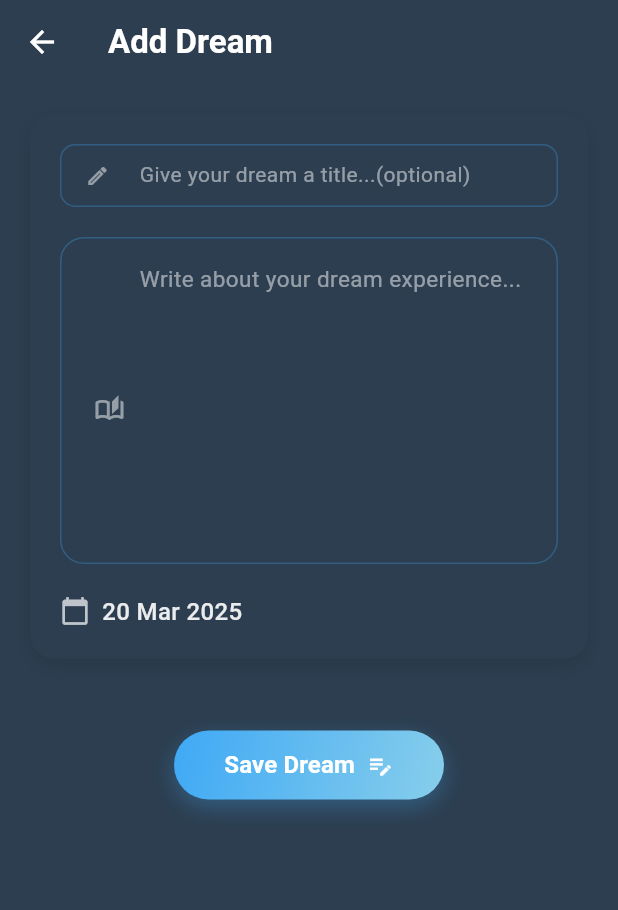
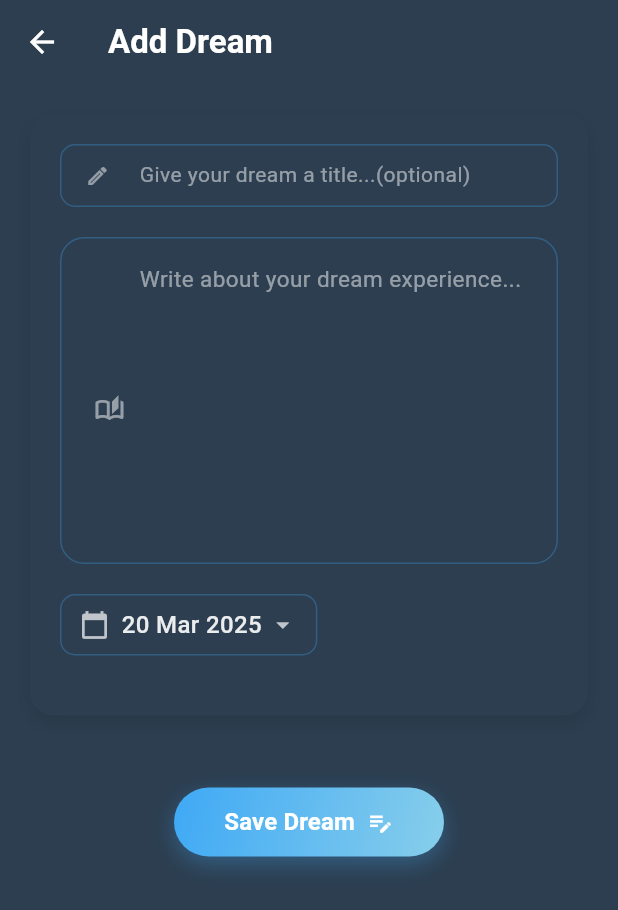
Before and after one commit to Syamgith/ai-dream-journal-frontend, a Flutter app: the AddDreamPage screen opened by its route, on a phone screen of 412 x 824 dp. Shown: the top 910 px of the screen. Run offline on Flutter 3.47's test engine with Material 3 defaults, Android fonts, the phone set to English and light mode, and no system bars; our stand-ins replace flutter_dotenv, flutter_riverpod, flutter_secure_storage, google_sign_in; accounts and stored records are empty; network calls fail.

Commit message:
date picker for adding dream

```diff
--- a/dream_journal_app/lib/features/dreams/presentation/pages/add_dream_page.dart
+++ b/dream_journal_app/lib/features/dreams/presentation/pages/add_dream_page.dart
@@ -195,7 +195,21 @@ class _AddDreamPageState extends ConsumerState<AddDreamPage>
                       ),
                     ),
                     const SizedBox(height: 20),
-                    Row(
+                    GestureDetector(
+                      onTap: _showDatePicker,
+                      child: Container(
+                        padding: const EdgeInsets.symmetric(
+                            vertical: 8, horizontal: 12),
+                        decoration: BoxDecoration(
+                          color: AppColors.background,
+                          borderRadius: BorderRadius.circular(10),
+                          border: Border.all(
+                            color: AppColors.primaryBlue.withAlpha(77),
+                            width: 1,
+                          ),
+                        ),
+                        child: Row(
+                          mainAxisSize: MainAxisSize.min,
                           children: [
                             Icon(
                               Icons.calendar_today,
@@ -211,7 +225,17 @@ class _AddDreamPageState extends ConsumerState<AddDreamPage>
                                 fontWeight: FontWeight.w500,
                               ),
                             ),
-                        if (widget.dream != null) const Spacer(),
+                            const SizedBox(width: 4),
+                            Icon(
+                              Icons.arrow_drop_down,
+                              color: AppColors.white.withAlpha(179),
+                              size: 20,
+                            ),
+                          ],
+                        ),
+                      ),
+                    ),
+                    const SizedBox(height: 20),
                     if (widget.dream != null)
                       Container(
                         height: 36,
@@ -241,8 +265,7 @@ class _AddDreamPageState extends ConsumerState<AddDreamPage>
                             shape: RoundedRectangleBorder(
                               borderRadius: BorderRadius.circular(18),
                             ),
-                                padding:
-                                    const EdgeInsets.symmetric(horizontal: 16),
+                            padding: const EdgeInsets.symmetric(horizontal: 16),
                           ),
                           child: const Text(
                             'Update Dream',
@@ -253,8 +276,6 @@ class _AddDreamPageState extends ConsumerState<AddDreamPage>
                             ),
                           ),
                         ),
-                          ),
-                      ],
                       ),
                   ],
                 ),
@@ -465,6 +486,43 @@ class _AddDreamPageState extends ConsumerState<AddDreamPage>
     Navigator.pop(context);
   }
 
+  void _showDatePicker() async {
+    final DateTime now = DateTime.now();
+    final DateTime oneYearAgo = DateTime(now.year - 1, now.month, now.day);
+
+    final DateTime? pickedDate = await showDatePicker(
+      context: context,
+      initialDate: _selectedDate,
+      firstDate: oneYearAgo,
+      lastDate: now,
+      builder: (context, child) {
+        return Theme(
+          data: Theme.of(context).copyWith(
+            colorScheme: const ColorScheme.dark(
+              primary: AppColors.primaryBlue,
+              onPrimary: AppColors.white,
+              surface: AppColors.darkBlue,
+              onSurface: AppColors.white,
+            ),
+            dialogBackgroundColor: AppColors.background,
+            textButtonTheme: TextButtonThemeData(
+              style: TextButton.styleFrom(
+                foregroundColor: AppColors.white,
+              ),
+            ),
+          ),
+          child: child!,
+        );
+      },
+    );
+
+    if (pickedDate != null && pickedDate != _selectedDate) {
+      setState(() {
+        _selectedDate = pickedDate;
+      });
+    }
+  }
+
   void _saveDream() async {
     if (_descriptionController.text.trim().isEmpty) {
       return;
```
Lines whose indentation alone changed are shown as unchanged.
